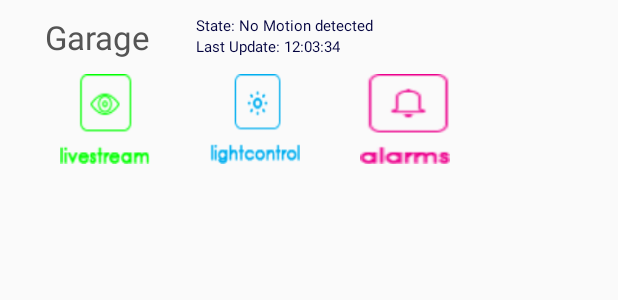
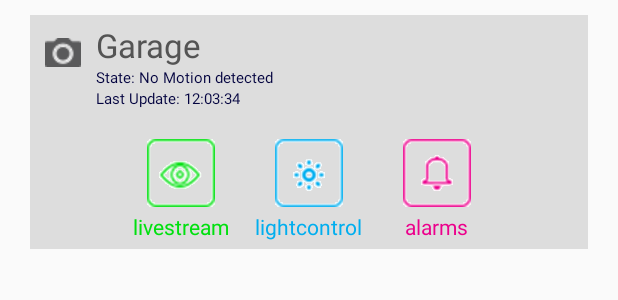
Before and after one commit to KoljaWindeler/illuminum, an Android app: the layout listentry.xml on its own in the app's theme, with its tools: preview values and no code run, on a phone screen of 412 x 824 dp. Shown: the top 300 px of the screen. Run offline under Robolectric (Android 15) with nearby library versions, the phone set to English and light mode, and no system bars.

Commit message:
Changes Icons, added auto Webcam switch off

```diff
--- a/android/app/src/main/res/layout/listentry.xml
+++ b/android/app/src/main/res/layout/listentry.xml
@@ -13,15 +13,49 @@
     <LinearLayout
         android:layout_width="fill_parent"
         android:layout_height="wrap_content"
+        android:paddingLeft="10dp"
+        android:paddingTop="5dp"
+        android:paddingBottom="5dp"
+        android:paddingRight="10dp"
+        android:contentDescription="color frame"
+        android:background="@color/area_header_bg"
+        android:orientation="vertical" >
+
+        <LinearLayout
+            android:layout_width="fill_parent"
+            android:layout_height="wrap_content"
             android:contentDescription="Always visible part, left the three texts, right the on/off button"
             android:orientation="vertical" >
 
             <LinearLayout
                 android:contentDescription="left three texts"
+                android:layout_width="fill_parent"
+                android:layout_height="wrap_content"
+                android:orientation="horizontal"
+                >
+
+                <ImageView
+                    android:id="@+id/symbol"
+                    android:layout_width="24dp "
+                    android:paddingLeft="00dp"
+                    android:layout_height="19dp"
+                    android:layout_gravity="center_horizontal|top"
+                    android:layout_marginTop="10dp"
+                    android:layout_marginLeft="0dp"
+                    android:layout_marginRight="0dp"
+                    android:contentDescription="just the cam logo"
+                    android:src= "@drawable/cam_mdpi"
+                    android:adjustViewBounds="true"
+                    android:cropToPadding="false"
+                    android:background="#00000000"
+                    android:scaleType="fitXY"
+                    android:layout_marginBottom="0dp" />
+                <LinearLayout
+                    android:contentDescription="alias and status vertical"
                     android:layout_width="wrap_content"
                     android:layout_height="wrap_content"
-            android:layout_weight="0.80"
-            android:orientation="horizontal" >
+                    android:paddingBottom="10dp"
+                    android:orientation="vertical" >
 
                     <TextView
                         android:id="@+id/Alias"
@@ -33,18 +67,12 @@
                         android:textAppearance="?android:attr/textAppearanceLarge"
                         android:textColor="#ff545454" />
 
-            <LinearLayout
-                android:contentDescription="left three texts"
-                android:layout_width="wrap_content"
-                android:layout_height="wrap_content"
-                android:layout_weight="0.80"
-                android:orientation="vertical" >
                     <TextView
                         android:id="@+id/State"
                         android:layout_width="wrap_content"
                         android:layout_height="wrap_content"
                         android:layout_gravity="left"
-                    android:paddingLeft="30dp"
+                        android:paddingLeft="10dp"
                         android:text="State: No Motion detected"
                         android:textSize="10sp"
                         android:textColor="#ff03033f" />
@@ -52,7 +80,7 @@
                         android:id="@+id/LastUpdated"
                         android:layout_width="wrap_content"
                         android:layout_height="wrap_content"
-                    android:paddingLeft="30dp"
+                        android:paddingLeft="10dp"
                         android:layout_gravity="left"
                         android:text="Last Update: 12:03:34"
                         android:textSize="10sp"
@@ -65,53 +93,93 @@
                 android:contentDescription="left three texts"
                 android:layout_width="wrap_content"
                 android:layout_height="wrap_content"
-            android:layout_weight="0.80"
+                android:layout_gravity="center"
                 android:layout_marginTop="10dp"
                 android:orientation="horizontal" >
-
+                <LinearLayout
+                    android:orientation="vertical"
+                    android:id="@+id/webcamLayout"
+                    android:layout_width="wrap_content"
+                    android:layout_height="wrap_content">
                     <ImageButton
                         android:id="@+id/webcam_on_off"
-                android:layout_width="60dp "
+                        android:layout_width="45dp "
                         android:layout_marginLeft="20dp"
                         android:layout_marginRight="20dp"
-                android:layout_height="60dp"
+                        android:layout_height="45dp"
+                        android:layout_gravity="center"
                         android:contentDescription="This is the switch to turn the webcam on an off"
-                android:src= "@drawable/livestream_icon_v01"
+                        android:src= "@drawable/livestream_mdpi"
                         android:adjustViewBounds="true"
                         android:cropToPadding="false"
                         android:background="#00000000"
                         android:scaleType="fitXY"
                         />
-
+                    <TextView
+                        android:text="livestream"
+                        android:paddingTop="3dp"
+                        android:layout_gravity="center"
+                        android:textColor="#00e00f"
+                        android:layout_width="wrap_content"
+                        android:layout_height="wrap_content" />
+                </LinearLayout>
+                <LinearLayout
+                    android:orientation="vertical"
+                    android:id="@+id/colorpickerLayout"
+                    android:layout_width="wrap_content"
+                    android:layout_height="wrap_content">
                     <ImageButton
                         android:id="@+id/colorpicker_on_off"
-                android:layout_width="60dp "
+                        android:layout_width="45dp "
                         android:paddingLeft="00dp"
-                android:layout_height="60dp"
+                        android:layout_height="45dp"
+                        android:layout_gravity="center"
                         android:layout_marginLeft="20dp"
                         android:layout_marginRight="20dp"
                         android:contentDescription="This is the switch to turn the webcam on an off"
-                android:src= "@drawable/lightcontrol_icon_v01"
+                        android:src= "@drawable/lightcontrol_mdpi"
                         android:adjustViewBounds="true"
                         android:cropToPadding="false"
                         android:background="#00000000"
                         android:scaleType="fitXY"
                     />
+                    <TextView
+                        android:text="lightcontrol"
+                        android:paddingTop="3dp"
+                        android:textColor="#00aeef"
+                        android:layout_gravity="center"
+                        android:layout_width="wrap_content"
+                        android:layout_height="wrap_content" />
+                </LinearLayout>
 
+                <LinearLayout
+                    android:orientation="vertical"
+                    android:id="@+id/alertLayout"
+                    android:layout_width="wrap_content"
+                    android:layout_height="wrap_content">
                     <ImageButton
                         android:id="@+id/alertlog_on_off"
-                android:layout_width="60dp "
+                        android:layout_width="45dp "
                         android:paddingLeft="00dp"
-                android:layout_height="60dp"
+                        android:layout_height="45dp"
+                        android:layout_gravity="center"
                         android:layout_marginLeft="20dp"
                         android:layout_marginRight="20dp"
                         android:contentDescription="This is the switch to turn the webcam on an off"
-                android:src= "@drawable/alarms_icon_v01"
+                        android:src= "@drawable/alarms_mdpi"
                         android:adjustViewBounds="true"
                         android:cropToPadding="false"
                         android:background="#00000000"
                         android:scaleType="fitXY"
                         />
+                    <TextView
+                        android:text="alarms"
+                        android:paddingTop="3dp"
+                        android:textColor="#ec008c"
+                        android:layout_gravity="center"
+                        android:layout_width="wrap_content"
+                        android:layout_height="wrap_content" />
+                </LinearLayout>
             </LinearLayout>
 
         </LinearLayout>
@@ -124,3 +192,4 @@
             android:layout_height="wrap_content"
             />
     </LinearLayout>
+</LinearLayout>
--- a/android/app/src/main/res/layout/listgroup.xml
+++ b/android/app/src/main/res/layout/listgroup.xml
@@ -2,9 +2,7 @@
 <LinearLayout xmlns:android="http://schemas.android.com/apk/res/android"
     android:layout_width="fill_parent"
     android:layout_height="?android:attr/listPreferredItemHeight"
-    android:orientation="horizontal"
-    android:background="@color/area_header_bg"
-    >
+    android:orientation="horizontal">
 
     <CheckedTextView xmlns:android="http://schemas.android.com/apk/res/android"
         xmlns:tools="http://schemas.android.com/tools"
```
Also changed, not shown: android/app/src/main/java/com/example/kolja/Illumino/ListAdapter.java (+23 -23 lines), android/app/src/main/java/com/example/kolja/Illumino/MainActivity.java (+39 -3 lines), android/app/src/main/res/drawable/alarms_icon_v01.png (deleted), android/app/src/main/res/drawable/alarms_mdpi.png (added), android/app/src/main/res/drawable/cam_mdpi.png (added), android/app/src/main/res/drawable/lightcontrol_icon_v01.png (deleted), android/app/src/main/res/drawable/lightcontrol_mdpi.png (added), android/app/src/main/res/drawable/livestream_icon_v01.png (deleted), android/app/src/main/res/drawable/livestream_mdpi.png (added). Lines whose indentation alone changed are shown as unchanged.
